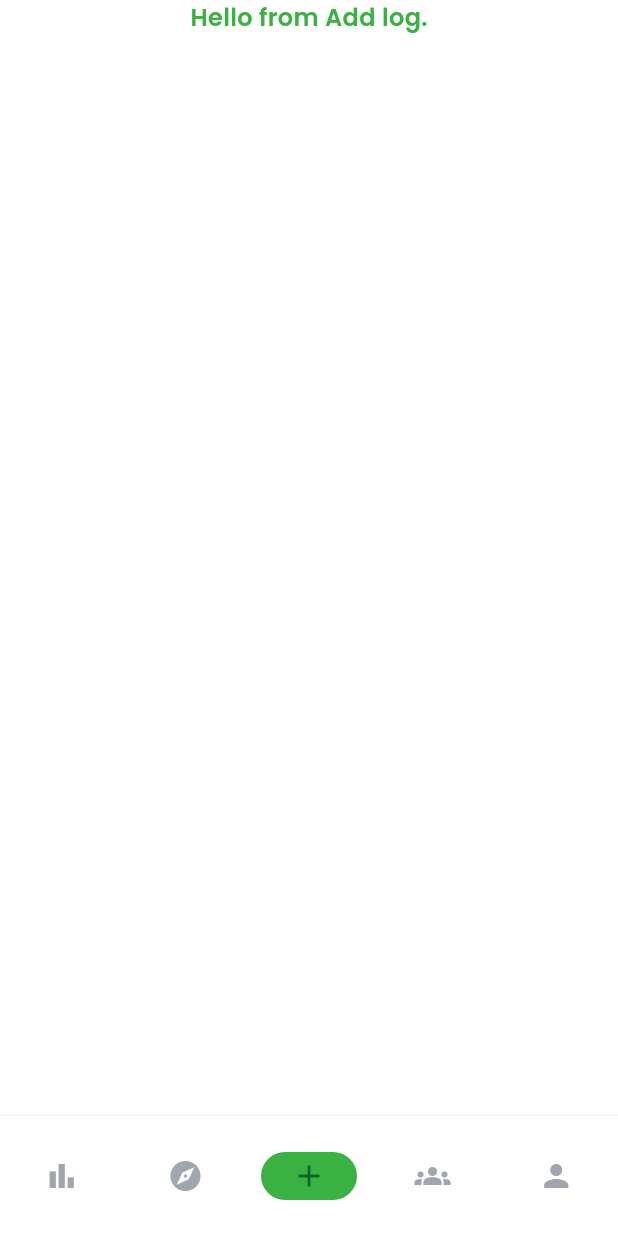
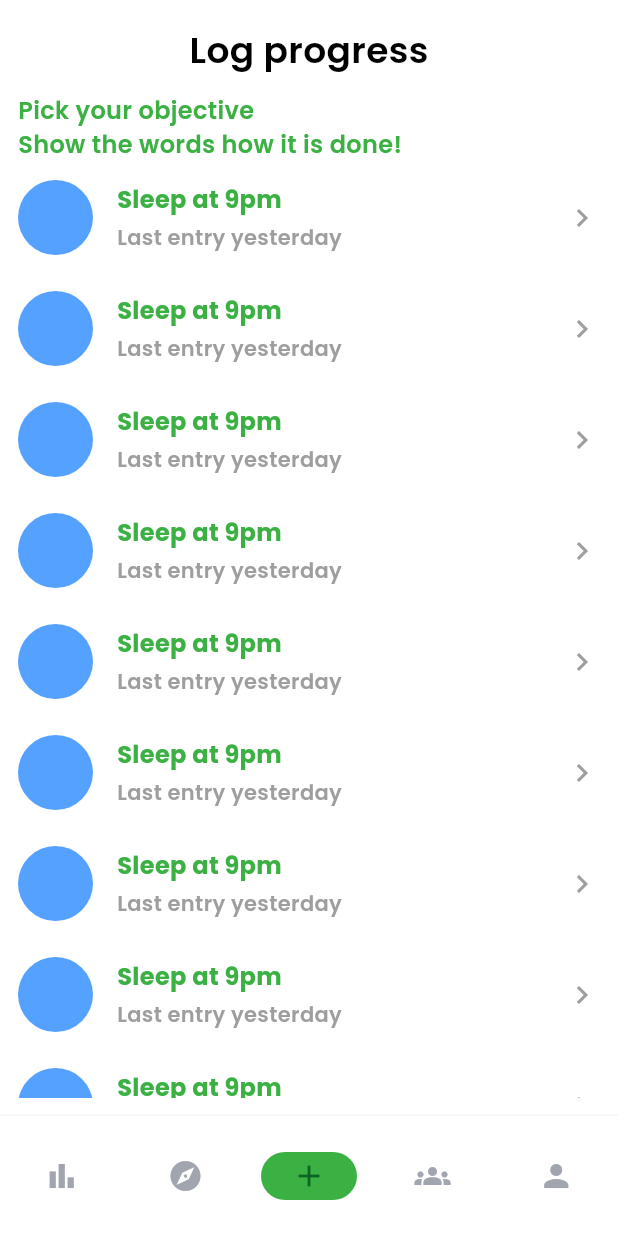
Before and after one commit to Davidferl/Ninety, a Flutter app: the Home screen opened by its route, item 3 of the bottom bar chosen, on a phone screen of 412 x 824 dp. Run offline on Flutter 3.47's test engine with Material 3 defaults, Android fonts, the phone set to English and light mode, and no system bars; our stand-ins replace calendar_timeline, cloud_firestore, device_preview, dio, firebase_auth, firebase_core and 3 more; missing offline and left inert: animated_digit; accounts and stored records are empty; generated files the repository leaves out were written again.

Commit message:
Add log view

```diff
--- a/lib/src/view/addLog/add_log.dart
+++ b/lib/src/view/addLog/add_log.dart
@@ -1,3 +1,5 @@
+import 'package:bonne_reponse/src/view/addLog/tile.dart';
+import 'package:bonne_reponse/src/view/widgets/section_name.dart';
 import 'package:flutter/widgets.dart';
 import 'package:flutter_hooks/flutter_hooks.dart';
 
@@ -6,7 +8,29 @@ class AddLog extends HookWidget {
 
   @override
   Widget build(BuildContext context) {
-    return const SafeArea(child: Column(children: [Center(child: Text("Hello from Add log."),)],));
+    return SafeArea(
+        child: Padding(
+            padding: const EdgeInsets.all(12.0),
+            child: Column(
+              crossAxisAlignment: CrossAxisAlignment.start,
+              children: [
+                const SectionName(name: 'Log progress'),
+                const Text("Pick your objective"),
+                const Text("Show the words how it is done!"),
+                Expanded(
+                    child: ListView.builder(
+                  itemCount: 10,
+                  itemBuilder: (BuildContext context, int index) {
+                    return const Padding(
+                        padding: EdgeInsets.symmetric(vertical: 12.0, horizontal: 0.0),
+                    child: Tile(
+                      imageUri: "assets/images/explore_3.jpg",
+                      title: "Sleep at 9pm",
+                      description: "Last entry yesterday",
+                    ));
+                  },
+                ))
+              ],
+            )));
   }
-
 }
--- /dev/null
+++ b/lib/src/view/addLog/tile.dart
@@ -0,0 +1,56 @@
+import 'package:flutter/material.dart';
+
+class Tile extends StatelessWidget {
+  final String imageUri;
+  final String title;
+  final String description;
+
+  const Tile({super.key, required this.imageUri, required this.title, required this.description});
+
+  @override
+  Widget build(BuildContext context) {
+    return Row(
+        crossAxisAlignment: CrossAxisAlignment.center,
+        children: [
+          ClipRRect(
+            borderRadius: BorderRadius.circular(50.0),
+            child: Image.asset(
+              imageUri,
+              width: 50,
+              height: 50,
+              fit: BoxFit.cover,
+            ),
+          ),
+          const SizedBox(width: 16),
+          Expanded(
+            child: Column(
+              crossAxisAlignment: CrossAxisAlignment.start,
+              children: [
+                Text(
+                  title,
+                  style: const TextStyle(
+                    fontSize: 16,
+                    fontWeight: FontWeight.bold,
+                  ),
+                ),
+                const SizedBox(height: 4),
+                Text(
+                  description,
+                  style: const TextStyle(
+                    fontSize: 14,
+                    color: Colors.grey,
+                  ),
+                ),
+              ],
+            ),
+          ),
+          const Icon(
+            Icons.chevron_right,
+            size: 24.0,
+            color: Colors.grey,
+          ),
+        ],
+    );
+  }
+
+}
--- a/lib/src/view/explore/explore.dart
+++ b/lib/src/view/explore/explore.dart
@@ -1,4 +1,5 @@
 import 'package:bonne_reponse/src/view/explore/tile.dart';
+import 'package:bonne_reponse/src/view/widgets/section_name.dart';
 import 'package:flutter/material.dart';
 import 'package:flutter_hooks/flutter_hooks.dart';
 import 'package:flutter_staggered_grid_view/flutter_staggered_grid_view.dart';
@@ -13,15 +14,7 @@ class Explore extends HookWidget {
       padding: const EdgeInsets.all(12.0),
       child: Column(
         children: [
-          const Center(
-            child: Padding(
-              padding: EdgeInsets.fromLTRB(0, 4.0, 0, 12.0),
-              child: Text(
-                "Explore Group",
-                style: TextStyle(color: Colors.black, fontSize: 24),
-              ),
-            ),
-          ),
+          const SectionName(name: 'Explore Groups'),
           Padding(
             padding: const EdgeInsets.fromLTRB(0, 0.0, 0, 8.0),
             child: SearchAnchor(
--- /dev/null
+++ b/lib/src/view/widgets/section_name.dart
@@ -0,0 +1,20 @@
+import 'package:flutter/material.dart';
+
+class SectionName extends StatelessWidget {
+  final String name;
+
+  const SectionName({super.key, required this.name});
+
+  @override
+  Widget build(BuildContext context) {
+    return Center(
+      child: Padding(
+        padding: const EdgeInsets.fromLTRB(0, 4.0, 0, 12.0),
+        child: Text(
+          name,
+          style: const TextStyle(color: Colors.black, fontSize: 24),
+        ),
+      ),
+    );
+  }
+}
```
